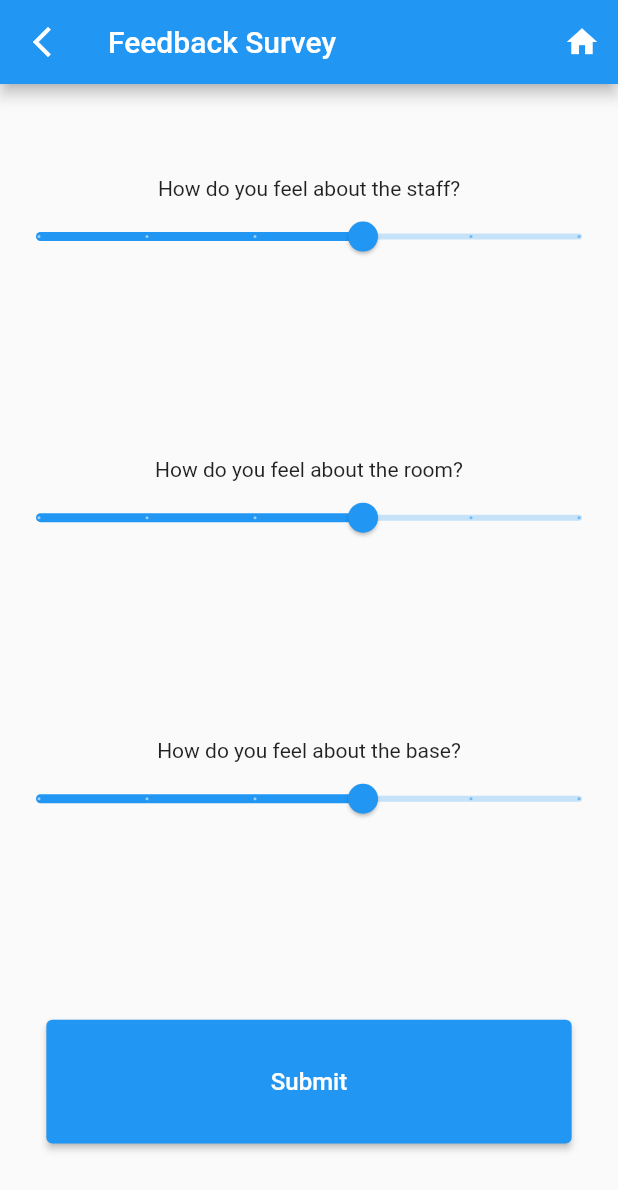
After one commit to Aaron-m-ram/Flutter-Dormitory, a Flutter app: the Survey screen opened directly, on a phone screen of 412 x 824 dp. The commit adds this screen. Shown: the top 1190 px of the screen. Run offline on Flutter 3.47's test engine with Material 2 defaults, Android fonts, the phone set to English and light mode, and no system bars.

Commit message:
Added Survey
Survey functionality is there. There is no backend it is just showing a survey capability is possible.

```diff
--- a/flutter_dorm/lib/more.dart
+++ b/flutter_dorm/lib/more.dart
@@ -1,12 +1,14 @@
 import 'package:flutter/material.dart';
 import 'package:url_launcher/url_launcher.dart';
 //import 'package:url_launcher/url_launcher_string.dart';
+import 'package:flutter_dorm/survey.dart';
 
-final items = ['Facebook', 'Instagram', 'Great Life Hawaii'];
+final items = ['Facebook', 'Instagram', 'Great Life Hawaii', 'Survey'];
 final urlArr = [
   'http://facebook.com/JBPHH/about',
   'https://instagram.com/jointbasephh',
-  'https://jbphh.greatlifehawaii.com'
+  'https://jbphh.greatlifehawaii.com',
+  //const Survey()
 ];
 
 //    fb://profile/10006465925903?wtsid=wt_0DGU4nrQZPLByNWh0
@@ -21,9 +23,20 @@ class More extends StatelessWidget {
       itemBuilder: (context, index) {
         return GestureDetector(
           onTap: () async {
-            Uri socialMedia = Uri.parse(urlArr[index]);
-            launchUrl(socialMedia);
-            //debugPrint("You pressed ${items[index]}");
+            if (index != 3) {
+              Uri socialMedia = Uri.parse(urlArr[index]);
+              launchUrl(socialMedia);
+              debugPrint("You pressed ${items[index]}");
+            } else {
+              Navigator.of(context).push(
+                MaterialPageRoute(
+                  builder: (BuildContext context) {
+                    return const Survey();
+                  },
+                ),
+              );
+            }
+            debugPrint("You pressed help");
           },
           child: Card(
             child: ListTile(
--- /dev/null
+++ b/flutter_dorm/lib/survey.dart
@@ -0,0 +1,116 @@
+import 'package:flutter/material.dart';
+import 'package:flutter_dorm/main.dart';
+
+final surveyResponse = [0];
+
+class Survey extends StatefulWidget {
+  const Survey({super.key});
+
+  @override
+  State<Survey> createState() => _SurveyState();
+}
+
+class _SurveyState extends State<Survey> {
+  double sliderOneValue = 3;
+  double sliderTwoValue = 3;
+  double sliderThreeValue = 3;
+  @override
+  Widget build(BuildContext context) {
+    double deviceWidth = MediaQuery.of(context).size.width;
+    double deviceHeight = MediaQuery.of(context).size.height;
+    return Scaffold(
+      appBar: AppBar(
+        title: const Text('Feedback Survey'),
+        automaticallyImplyLeading: false,
+        leading: IconButton(
+          onPressed: () {
+            Navigator.of(context).pop();
+          },
+          icon: const Icon(Icons.arrow_back_ios_new),
+        ),
+        actions: [
+          IconButton(
+              onPressed: () {
+                Navigator.pop(context, true);
+                Navigator.pushReplacement(context,
+                    MaterialPageRoute(builder: (context) => const RootPage()));
+              },
+              icon: const Icon(Icons.home))
+        ],
+      ),
+      body: Center(
+        child:
+            Column(mainAxisAlignment: MainAxisAlignment.spaceAround, children: [
+          Container(
+            child: Column(
+              children: [
+                const Text("How do you feel about the staff?"),
+                Slider(
+                    value: sliderOneValue,
+                    max: 5,
+                    min: 1,
+                    divisions: 5,
+                    onChanged: (double value) {
+                      setState(() {
+                        sliderOneValue = value;
+                      });
+                    })
+              ],
+            ),
+          ),
+          Container(
+            child: Column(
+              children: [
+                const Text("How do you feel about the room?"),
+                Slider(
+                    value: sliderTwoValue,
+                    max: 5,
+                    min: 1,
+                    divisions: 5,
+                    onChanged: (double value) {
+                      setState(() {
+                        sliderTwoValue = value;
+                      });
+                    })
+              ],
+            ),
+          ),
+          Container(
+            child: Column(
+              children: [
+                const Text("How do you feel about the base?"),
+                Slider(
+                    value: sliderThreeValue,
+                    max: 5,
+                    min: 1,
+                    divisions: 5,
+                    onChanged: (double value) {
+                      setState(() {
+                        sliderThreeValue = value;
+                      });
+                    })
+              ],
+            ),
+          ),
+          ElevatedButton(
+            style: ElevatedButton.styleFrom(
+              minimumSize: Size(deviceWidth * .85, deviceHeight * .10),
+            ),
+            onPressed: () {
+              debugPrint("You pressed maintx");
+            },
+            child: Column(
+              children: const [
+                Text(
+                  'Submit',
+                  style: TextStyle(fontSize: 16),
+                ),
+              ],
+            ),
+          )
+        ]),
+      ),
+      //bottomNavigationBar: (),
+    );
+  }
+}
```
